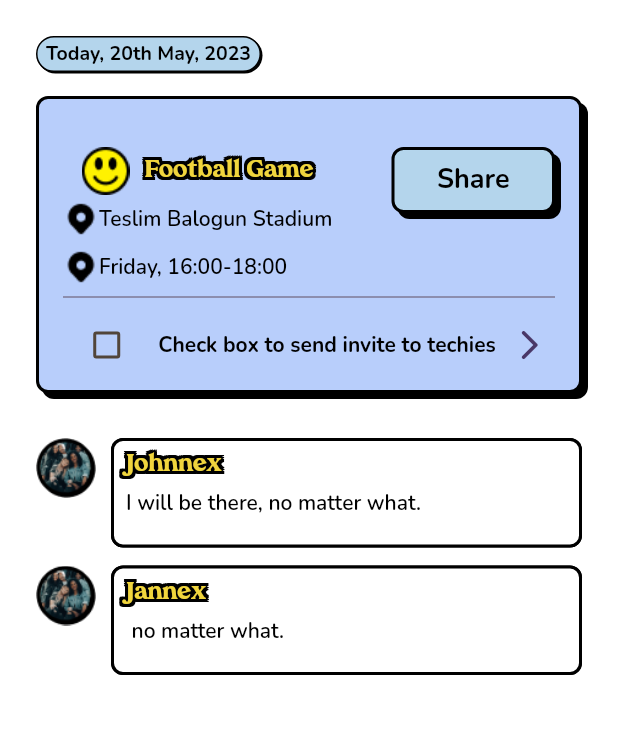
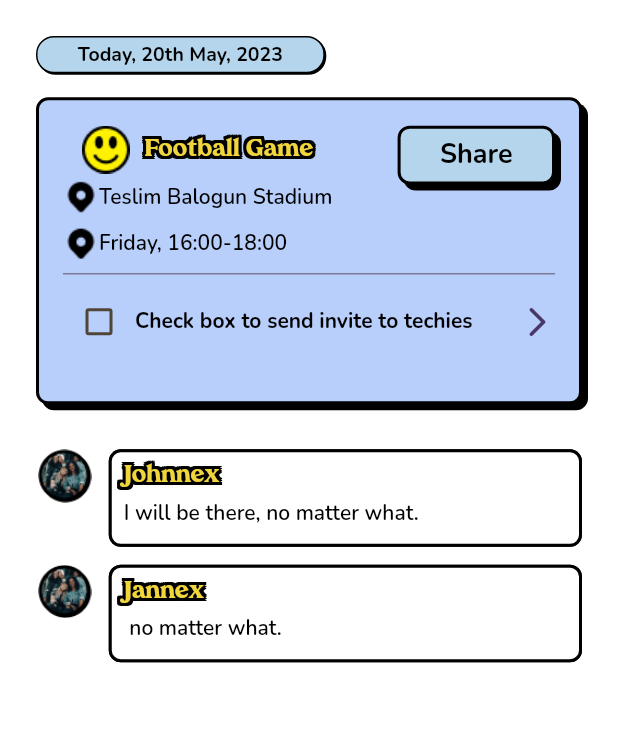
Before and after one commit to hngx-org/harpoon_events_mobile, a Flutter app: the PostComments screen opened by its route, on a phone screen of 412 x 824 dp, the part 72-806 px from its top. Run offline on Flutter 3.47's test engine with Material 2 defaults, Android fonts, the phone set to English and light mode, and no system bars; our stand-ins replace flutter_riverpod, flutter_svg; missing offline and left inert: twitter_login.

Commit message:
fixed overflow on post comments page

```diff
--- a/lib/main.dart
+++ b/lib/main.dart
@@ -46,7 +46,7 @@ class MyApp extends StatelessWidget {
         useMaterial3: true,
       ),
       themeMode: ThemeMode.light,
-      initialRoute: SplashPage.route,
+      initialRoute: PostComments.route,
       routes: {
         // Add other pages here.....
         // Be sure to declare the route name as static String variable.
--- a/lib/view/screens/post_comments/post_comments.dart
+++ b/lib/view/screens/post_comments/post_comments.dart
@@ -2,6 +2,7 @@ import 'package:flutter/material.dart';
 
 import '../../../util/color_lib.dart';
 import '../../../util/fonts.dart';
+import '../../../util/ui.dart';
 import '../../../view/widgets/custom_container.dart';
 import 'widgets/event_detail_card_widgets.dart';
 import 'widgets/comments_section_card.dart';
@@ -14,9 +15,14 @@ class PostComments extends StatelessWidget {
   Widget build(BuildContext context) {
     return Scaffold(
       appBar: AppBar(
-          leading: const Icon(
-            Icons.arrow_back_ios_new_rounded,
-            color: ColorLib.darkBlue,
+          leading: InkWell(
+            onTap: () {
+              Navigator.pop(context);
+            },
+            child: const Icon(
+              Icons.arrow_back_ios_new_rounded,
+              color: ColorLib.darkBlue,
+            ),
           ),
           centerTitle: true,
           // Event Title
@@ -48,12 +54,15 @@ class PostComments extends StatelessWidget {
             Padding(
               padding:
                   const EdgeInsets.symmetric(horizontal: 24, vertical: 8.0),
-              child: Image.asset(
-                'assets/images/avatar_post_comments.png',
+              child: InkWell(
+                onTap: () {},
+                child: Image.asset(
+                  'assets/images/avatar_post_comments.png',
+                ),
               ),
             ),
           ]),
-      backgroundColor: ColorLib.transparent,
+      backgroundColor: ColorLib.white,
       body: Padding(
         padding: const EdgeInsets.symmetric(horizontal: 24.0),
         child: SingleChildScrollView(
@@ -69,8 +78,8 @@ class PostComments extends StatelessWidget {
                 children: [
                   CustomContainer(
                     fillColor: ColorLib.blueTabColor,
-                    width: 150,
-                    height: 24,
+                    width: UI.width(context, 200),
+                    height: UI.height(context, 28),
                     borderRadius: 12,
                     shadowOffset: 1,
                     borderWidth: 1.0,
--- a/lib/view/screens/post_comments/widgets/comments_section_card.dart
+++ b/lib/view/screens/post_comments/widgets/comments_section_card.dart
@@ -1,5 +1,6 @@
 import 'package:flutter/material.dart';
 
+import '../../../../util/ui.dart';
 import '../../../widgets/custom_container.dart';
 import '../../../widgets/stroke_text.dart';
 import '../../../../util/color_lib.dart';
@@ -26,8 +27,8 @@ class CommentsSectionContainer extends StatelessWidget {
         Image.asset(
           //'assets/images/avatar_post_comments.png',
           commenterAvatarURL,
-          width: 40,
-          height: 40,
+          width: UI.width(context, 40),
+          height: UI.height(context, 40),
         ),
         const SizedBox(
           width: 10,
@@ -37,8 +38,8 @@ class CommentsSectionContainer extends StatelessWidget {
             padding: const EdgeInsets.only(bottom: 12.0),
             child: CustomContainer(
               fillColor: ColorLib.white,
-              width: 250,
-              height: 73,
+              width: UI.width(context, 250),
+              height: UI.height(context, 73),
               shadowOffset: 0,
               child: Padding(
                 padding: const EdgeInsets.all(8.0),
@@ -58,8 +59,8 @@ class CommentsSectionContainer extends StatelessWidget {
                         color: ColorLib.yellow,
                       ),
                     ),
-                    const SizedBox(
-                      height: 8,
+                    SizedBox(
+                      height: UI.height(context, 8),
                     ),
                     // User's post
                     Text(
--- a/lib/view/screens/post_comments/widgets/event_detail_card_widgets.dart
+++ b/lib/view/screens/post_comments/widgets/event_detail_card_widgets.dart
@@ -1,5 +1,6 @@
 import 'package:flutter/material.dart';
 
+import '../../../../util/ui.dart';
 import '../../../widgets/custom_container.dart';
 import '../../../widgets/stroke_text.dart';
 import '../../../../util/color_lib.dart';
@@ -13,15 +14,15 @@ class EventDetaileCard extends StatelessWidget {
     return CustomContainer(
       fillColor: ColorLib.blue,
       width: double.infinity,
-      height: 198,
+      height: UI.height(context, 230),
       child: Padding(
         padding: const EdgeInsets.symmetric(vertical: 8.0, horizontal: 16),
         child: Column(
           crossAxisAlignment: CrossAxisAlignment.start,
           mainAxisAlignment: MainAxisAlignment.start,
           children: [
-            const SizedBox(
-              height: 24,
+            SizedBox(
+              height: UI.height(context, 10),
             ),
             Row(
               crossAxisAlignment: CrossAxisAlignment.start,
@@ -36,8 +37,8 @@ class EventDetaileCard extends StatelessWidget {
                       children: [
                         //Icon
                         Image.asset('assets/icons/emoji_icon.png'),
-                        const SizedBox(
-                          width: 10,
+                        SizedBox(
+                          width: UI.width(context, 10),
                         ),
                         StrokeText(
                           text: 'Football Game',
@@ -52,8 +53,8 @@ class EventDetaileCard extends StatelessWidget {
                       ],
                     ),
 
-                    const SizedBox(
-                      height: 4,
+                    SizedBox(
+                      height: UI.height(context, 4),
                     ),
                     // Event Location
 
@@ -78,8 +79,8 @@ class EventDetaileCard extends StatelessWidget {
                           ],
                         ),
 
-                        const SizedBox(
-                          height: 8,
+                        SizedBox(
+                          height: UI.height(context, 8),
                         ),
                         // Event Date and Time
                         Row(
@@ -109,8 +110,8 @@ class EventDetaileCard extends StatelessWidget {
                 // Share button
                 CustomContainer(
                   fillColor: ColorLib.blueTabColor,
-                  width: 109,
-                  height: 44,
+                  width: UI.width(context, 109),
+                  height: UI.height(context, 44),
                   child: Center(
                     child: Text(
                       'Share',
@@ -139,7 +140,8 @@ class EventDetaileCard extends StatelessWidget {
                 ),
 
                 //Text: Checkbox to send invite
-                Text(
+                Expanded(
+                  child: Text(
                     'Check box to send invite to techies',
                     style: Fonts.nunito(
                       fontSize: 14,
@@ -147,10 +149,14 @@ class EventDetaileCard extends StatelessWidget {
                       fontWeight: FontWeight.w700,
                     ),
                   ),
+                ),
                 // Back icon button
-                const Icon(
+                InkWell(
+                  onTap: () {},
+                  child: const Icon(
                     Icons.arrow_forward_ios_rounded,
                     color: ColorLib.darkBlue,
+                  ),
                 ),
               ],
             )
```
Lines whose indentation alone changed are shown as unchanged.
